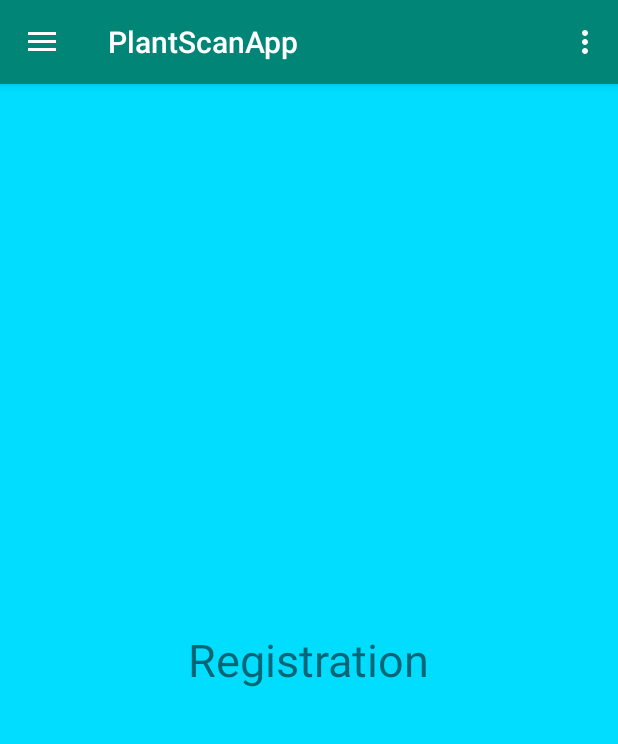
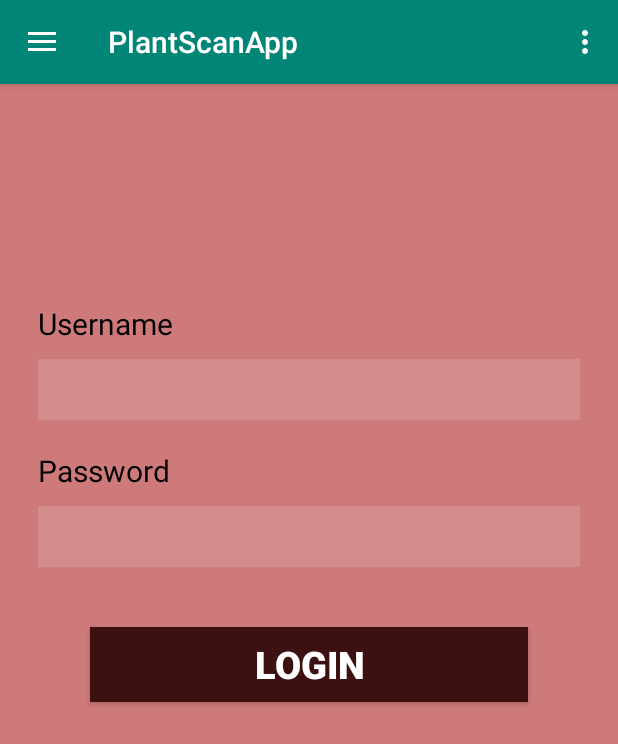
Before and after one commit to AnuragDShetty/PlantScanApp, an Android app: the screen it shows after launch (MainActivity), in the side drawer, after a tap on "Registration", on a phone screen of 412 x 824 dp. Shown: the top 744 px of the screen. Run offline under Robolectric (Android 15) with nearby library versions, the phone set to English and light mode, and no system bars; 3 statements that could not run were skipped.

Commit message:
New update 21:47 28-03-2020

```diff
--- a/app/src/main/java/com/example/plantscanapp/RegisterFragment.java
+++ b/app/src/main/java/com/example/plantscanapp/RegisterFragment.java
@@ -7,12 +7,29 @@ import android.support.v4.app.Fragment;
 import android.view.LayoutInflater;
 import android.view.View;
 import android.view.ViewGroup;
+import android.widget.Button;
+import android.widget.TextView;
+import android.widget.Toast;
 
 public class RegisterFragment extends Fragment {
 
+    Button emp_btn;
+    TextView user,uname,uemail;
+    TextView pass;
     @Nullable
     @Override
     public View onCreateView(@NonNull LayoutInflater inflater, @Nullable ViewGroup container, @Nullable Bundle savedInstanceState) {
+        emp_btn = (Button) container.findViewById(R.id.login);
+        user = (TextView) container.findViewById(R.id.uname);
+        uname = (TextView) container.findViewById(R.id.unamehead);
+        uemail = (TextView) container.findViewById(R.id.uemailhead);
+        pass = (TextView) container.findViewById(R.id.upass);
+
+            Toast.makeText(getActivity(),"Welcome "+user.getText().toString() ,Toast.LENGTH_SHORT).show();
+        uname.setText(""+user);
+        uemail.setText(""+user+"@gmail.com");
+
+
         return inflater.inflate(R.layout.fragment_register,container,false);
     }
 }
--- a/app/src/main/res/layout/fragment_register.xml
+++ b/app/src/main/res/layout/fragment_register.xml
@@ -2,13 +2,71 @@
 <RelativeLayout xmlns:android="http://schemas.android.com/apk/res/android"
     android:layout_width="match_parent"
     android:layout_height="match_parent"
-    android:background="@android:color/holo_blue_bright">
+    android:background="#CF7A7A">
+
+    <LinearLayout
+        android:layout_width="match_parent"
+        android:layout_height="516dp"
+        android:orientation="vertical"
+        android:layout_centerInParent="true">
+
 
     <TextView
         android:layout_width="wrap_content"
         android:layout_height="wrap_content"
-        android:text="Registration"
-        android:textSize="30sp"
-        android:layout_centerInParent="true"/>
+        android:textSize="20sp"
+        android:paddingLeft="25dp"
+        android:paddingTop="10dp"
+        android:text="Username"
+        android:textColor="#000000"
+        android:layout_marginTop="10dp"/>
+
+    <EditText
+        android:id="@+id/uname"
+        android:layout_width="match_parent"
+        android:layout_height="wrap_content"
+        android:layout_marginLeft="25dp"
+        android:layout_marginRight="25dp"
+        android:layout_marginTop="10dp"
+        android:textColor="#375E57"
+        android:textSize="30dp"
+        android:background="#37DACDCD"/>
+
+    <TextView
+        android:layout_width="wrap_content"
+        android:layout_height="wrap_content"
+        android:textSize="20sp"
+        android:paddingLeft="25dp"
+        android:paddingTop="10dp"
+        android:layout_marginTop="10dp"
+        android:text="Password"
+        android:textColor="#000000"/>
+
+    <EditText
+        android:id="@+id/upass"
+        android:layout_width="match_parent"
+        android:layout_height="wrap_content"
+        android:layout_marginLeft="25dp"
+        android:layout_marginRight="25dp"
+        android:password="true"
+        android:background="#37DACDCD"
+        android:layout_marginTop="10dp"
+        android:textColor="#375E57"
+        android:textSize="30dp" />
+
+    <Button
+        android:id="@+id/login"
+        android:layout_width="match_parent"
+        android:layout_height="50dp"
+        android:textColor="#FFFFFF"
+        android:textSize="25sp"
+        android:fontFamily="sans-serif-black"
+        android:layout_centerInParent="true"
+        android:layout_marginHorizontal="60dp"
+        android:layout_marginVertical="40dp"
+        android:background="#3D1111"
+        android:text="login"
+        />
+    </LinearLayout>
 
 </RelativeLayout>
--- a/app/src/main/res/layout/nav_header_main.xml
+++ b/app/src/main/res/layout/nav_header_main.xml
@@ -25,12 +25,14 @@
         android:layout_height="wrap_content"
         android:paddingTop="@dimen/nav_header_vertical_spacing"
         android:text="User Name"
-        android:textAppearance="@style/TextAppearance.AppCompat.Body1" />
+        android:textAppearance="@style/TextAppearance.AppCompat.Body1"
+        android:id="@+id/unamehead"/>
 
     <TextView
-        android:id="@+id/textView"
+        android:id="@+id/uemailhead"
         android:layout_width="wrap_content"
         android:layout_height="wrap_content"
-        android:text="email id here" />
+        android:text="email id here"
+        />
 
 </LinearLayout>
```
